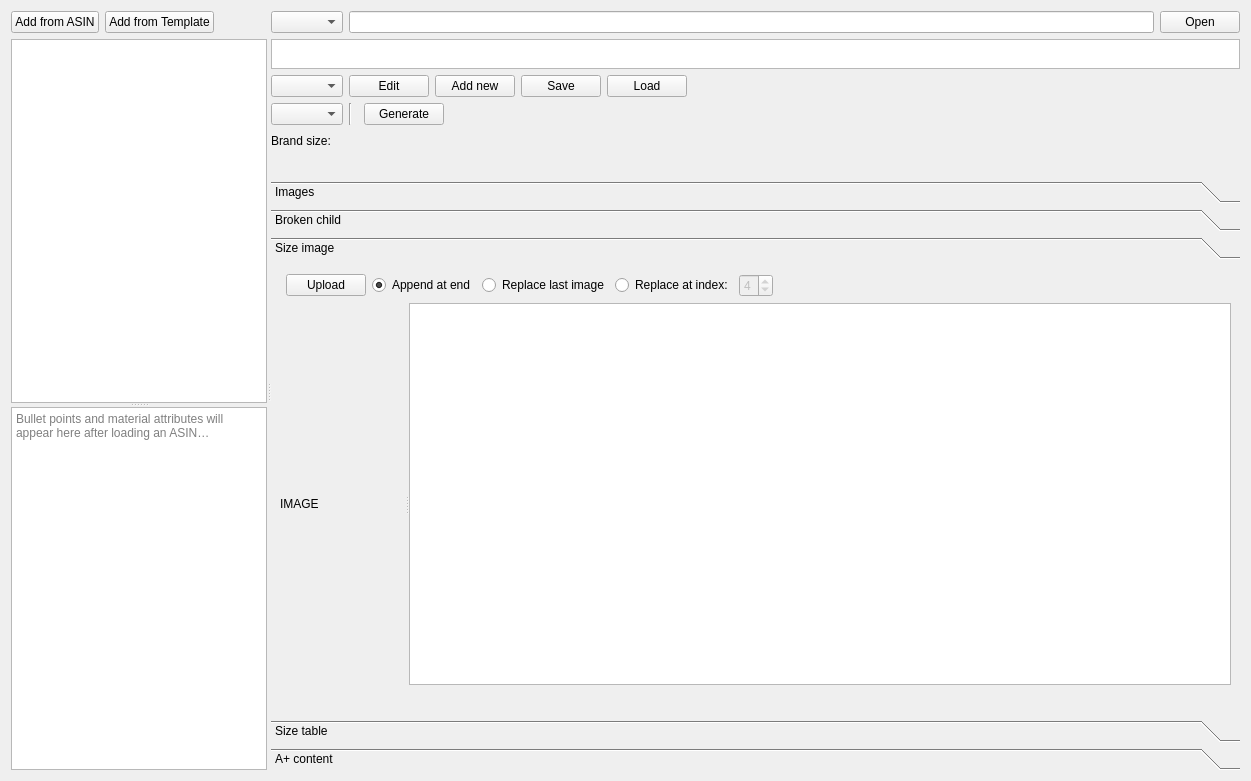
This is AmazonTemplate3/gui/panes/PaneSizing.ui in icingerpower/AmazonTemplate3 as Qt 5 draws it before an edit. The edited form follows.
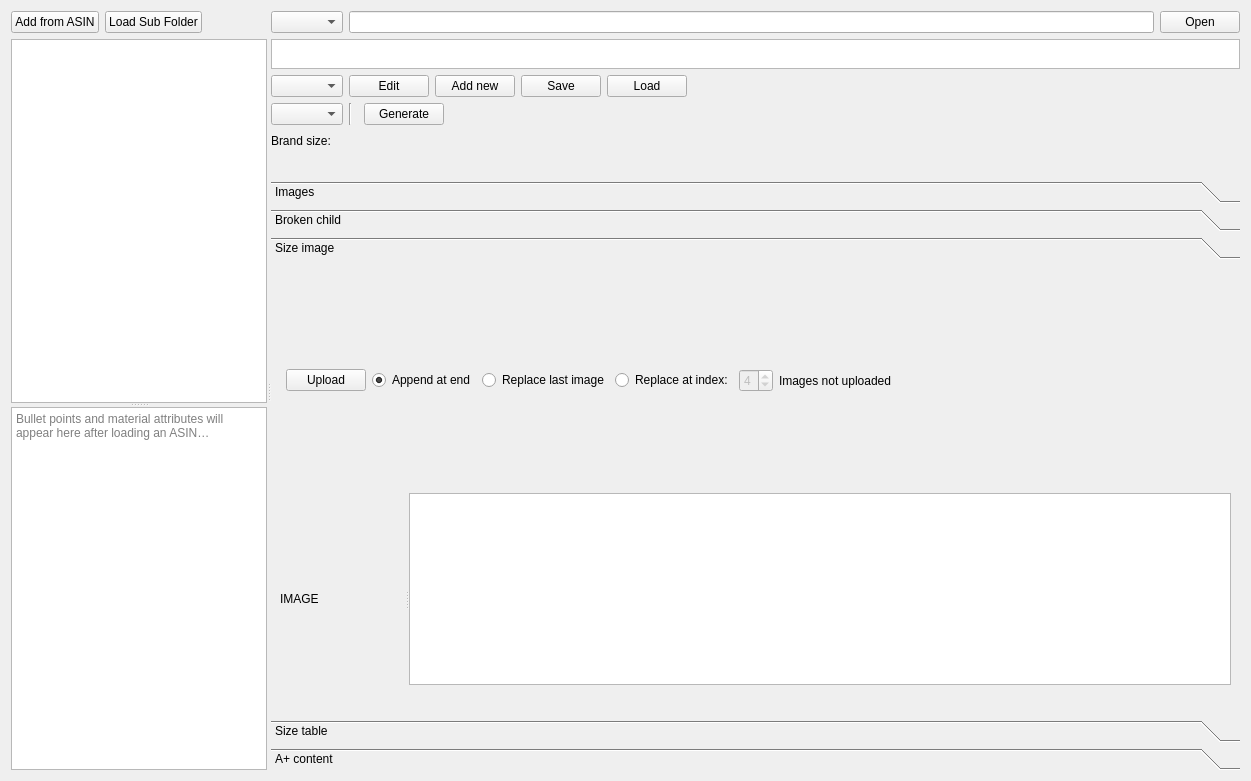
This is the edited form. The open tabs and pages were chosen to show the change. Custom widgets are drawn as their Qt base class.

Commit message: Added Load Sub Folder dialog, paste warnings enrichment, per-category A+ prompts + shoe color/upload fixes.

```diff
--- a/AmazonTemplate3/gui/panes/PaneSizing.ui
+++ b/AmazonTemplate3/gui/panes/PaneSizing.ui
@@ -33,7 +33,7 @@
          <item>
           <widget class="QPushButton" name="buttonAddFromTemplate">
            <property name="text">
-            <string>Add from Template</string>
+            <string>Load Sub Folder</string>
            </property>
           </widget>
          </item>
@@ -444,6 +444,13 @@
                </property>
               </widget>
              </item>
+             <item>
+              <widget class="QLabel" name="labelSizeImageUploadStatus">
+               <property name="text">
+                <string>Images not uploaded</string>
+               </property>
+              </widget>
+             </item>
              <item>
               <spacer name="horizontalSpacer_3">
                <property name="orientation">
```
Left out of the diff: 9 changed lines with no effect on the pictures. The commit also changes 15 other files.
